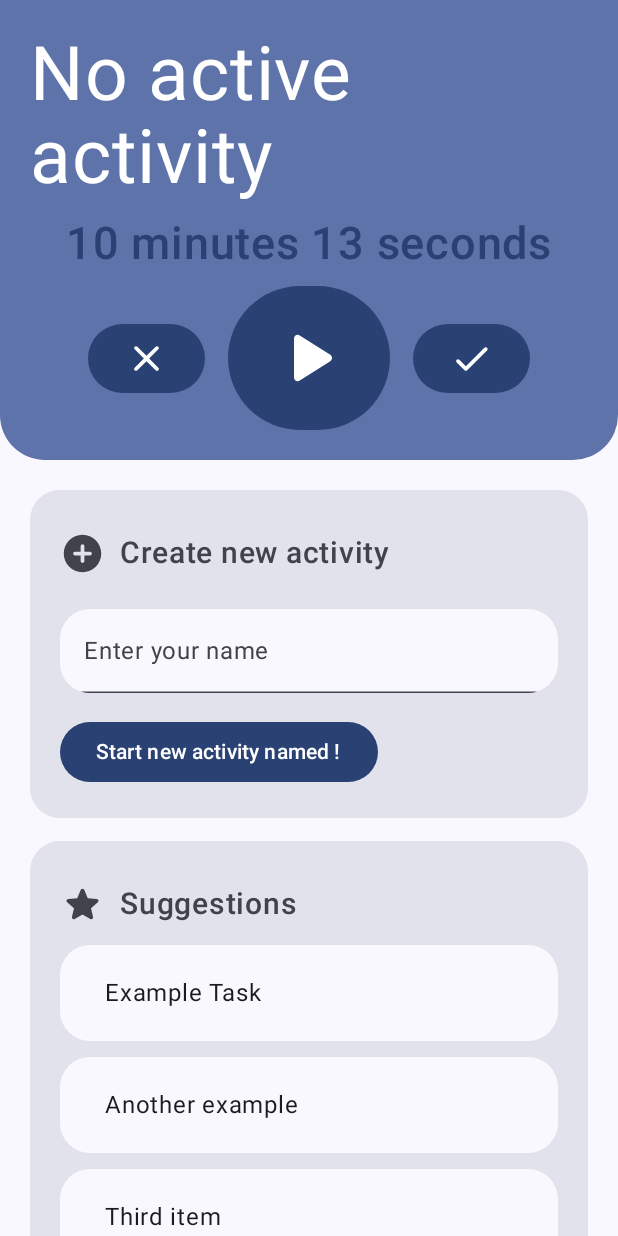
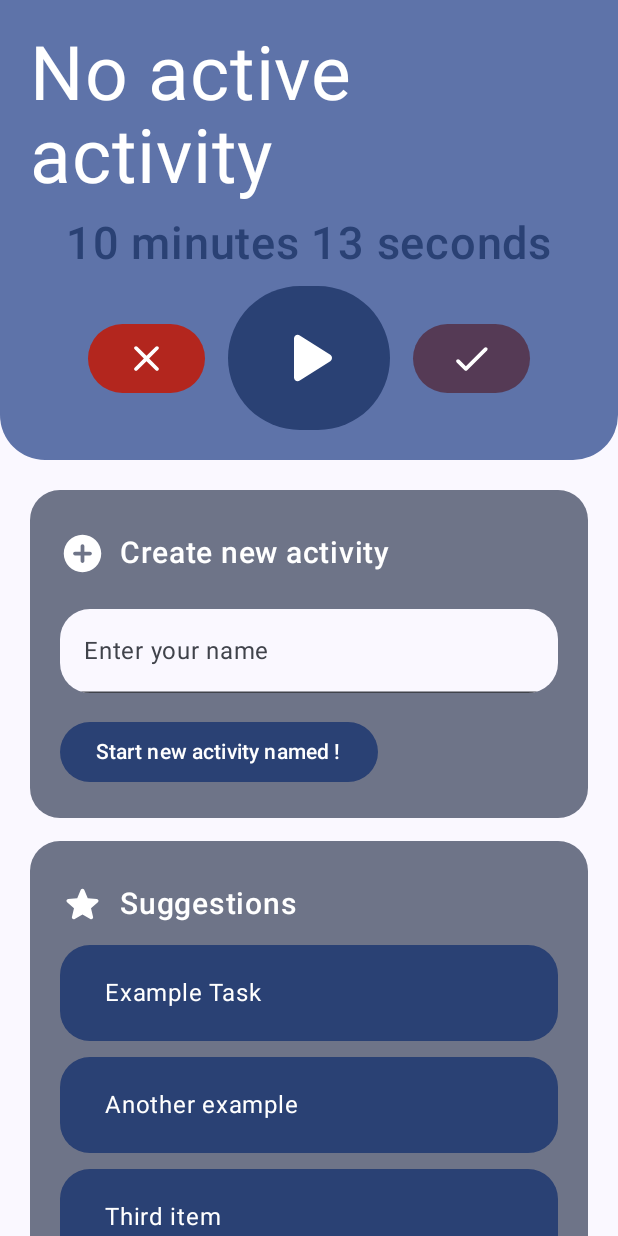
Before and after one commit to hnasheralneam/ActivityLog, an Android app built with Jetpack Compose: the screen it shows after launch (MainActivity), on a phone screen of 412 x 824 dp. Run offline under Robolectric (Android 15) with nearby library versions, the phone set to English and light mode, and no system bars.

Commit message:
Changed some colors

```diff
--- a/app/src/main/java/com/example/activitylog/MainActivity.kt
+++ b/app/src/main/java/com/example/activitylog/MainActivity.kt
@@ -53,6 +53,21 @@ import com.example.activitylog.ui.theme.ActivityLogTheme
 import java.time.LocalDateTime
 import java.util.UUID
 
+// to add
+// start new icon for old tasks to repeat
+// hide history in different panel
+// hide settings in different panel
+// add stats chart
+// add average/total time
+// add history details
+// clear save, export/import save
+// collapse options
+// bottom options bar:
+// main (active activity w/ controls, new activity, suggestions)
+// stats
+// history
+// suggestions
+
 
 class MainActivity : ComponentActivity() {
     override fun onCreate(savedInstanceState: Bundle?) {
@@ -84,7 +99,7 @@ class MainActivity : ComponentActivity() {
                             Spacer(modifier = Modifier.height(15.dp))
                             SettingsPanel()
                             Spacer(modifier = Modifier.height(15.dp))
-                            Text("GNUv3 copyright by Hamza Nasher-Alneam, code on GitHub. Last edit Dec 26 2023")
+                            Text("GNUv3 copyright by Hamza Nasher-Alneam, code on GitHub. Last edit on Jan 7 2024")
                         }
                     }
                 }
@@ -131,7 +146,7 @@ fun QuickActionPanel() {
                 verticalAlignment = Alignment.CenterVertically,
                 horizontalArrangement = Arrangement.Center,
             ) {
-                Button(onClick = { /*TODO*/ }, colors = ButtonDefaults.buttonColors(MaterialTheme.colorScheme.primary)) {
+                Button(onClick = { /*TODO*/ }, colors = ButtonDefaults.buttonColors(MaterialTheme.colorScheme.error)) {
                     AddIcon(iconType = Icons.Rounded.Close, description = "Cancel", 30.dp)
                 }
                 Button(onClick = { /*TODO*/ }, modifier = Modifier
@@ -145,7 +160,7 @@ fun QuickActionPanel() {
                         // AddIcon(Icons.Rounded.Pause, "Pause", 60.dp)
                     }
                 }
-                Button(onClick = { /*TODO*/ }) {
+                Button(onClick = { /*TODO*/ }, colors = ButtonDefaults.buttonColors(MaterialTheme.colorScheme.tertiary)) {
                     AddIcon(iconType = Icons.Rounded.Check, description = "Complete", 30.dp)
                 }
             }
@@ -156,7 +171,7 @@ fun QuickActionPanel() {
 @Composable
 fun NewTaskPanel() {
     Surface(
-        color = MaterialTheme.colorScheme.surfaceVariant,
+        color = MaterialTheme.colorScheme.secondaryContainer,
         shape = RoundedCornerShape(20.dp)
     ) {
         Column(
@@ -269,7 +284,7 @@ fun AlertDialogExample(
 @Composable
 fun SuggestionsPanel() {
     Surface(
-        color = MaterialTheme.colorScheme.surfaceVariant,
+        color = MaterialTheme.colorScheme.secondaryContainer,
         shape = RoundedCornerShape(20.dp)
     ) {
         Column(
@@ -296,7 +311,7 @@ fun SuggestionsPanel() {
 @Composable
 fun ActivityDisplay(name: String) {
     Surface(
-        color = MaterialTheme.colorScheme.background,
+        color = MaterialTheme.colorScheme.primary,
         modifier = Modifier
             .padding(vertical = 5.dp)
             .fillMaxWidth()
@@ -313,7 +328,7 @@ fun ActivityDisplay(name: String) {
 @Composable
 fun StatsPanel() {
     Surface(
-        color = MaterialTheme.colorScheme.surfaceVariant,
+        color = MaterialTheme.colorScheme.secondaryContainer,
         shape = RoundedCornerShape(20.dp)
     ) {
         Column(
@@ -337,7 +352,7 @@ fun StatsPanel() {
 @Composable
 fun HistoryPanel() {
     Surface(
-        color = MaterialTheme.colorScheme.surfaceVariant,
+        color = MaterialTheme.colorScheme.secondaryContainer,
         shape = RoundedCornerShape(20.dp)
     ) {
         Column(
@@ -366,7 +381,7 @@ fun HistoryPanel() {
 @Composable
 fun SettingsPanel() {
     Surface(
-        color = MaterialTheme.colorScheme.surfaceVariant,
+        color = MaterialTheme.colorScheme.secondaryContainer,
         shape = RoundedCornerShape(20.dp)
     ) {
         Column(
```
